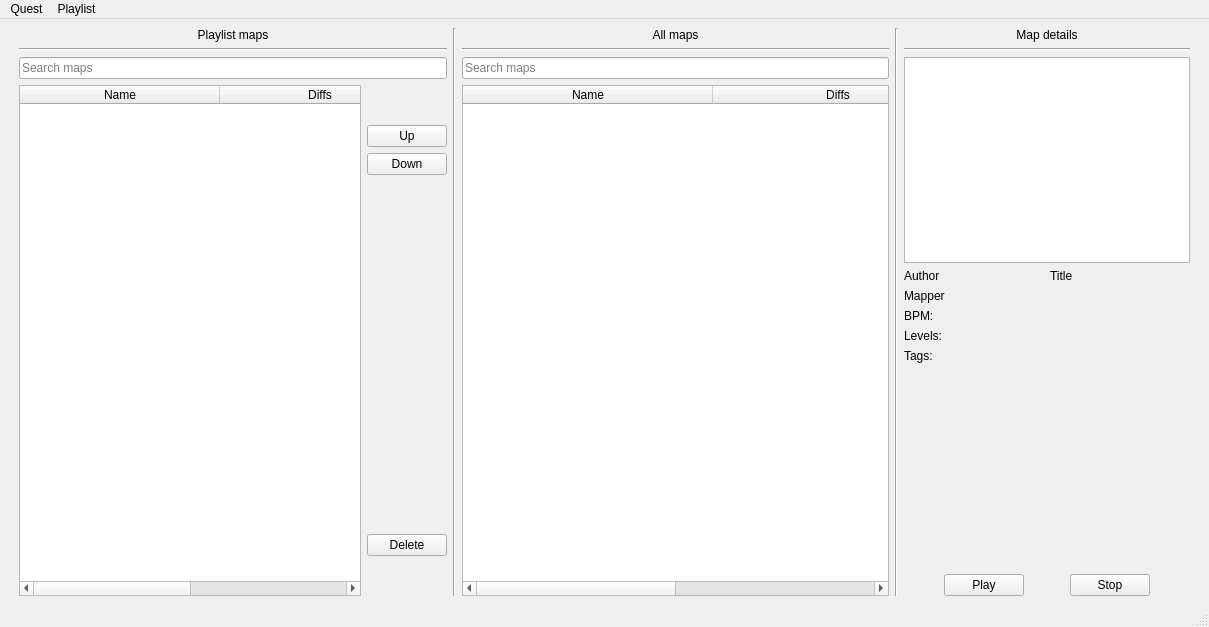
Unvire/Quest3-beatsaber-playlist-manager, file ui/main.ui: the form before one commit.
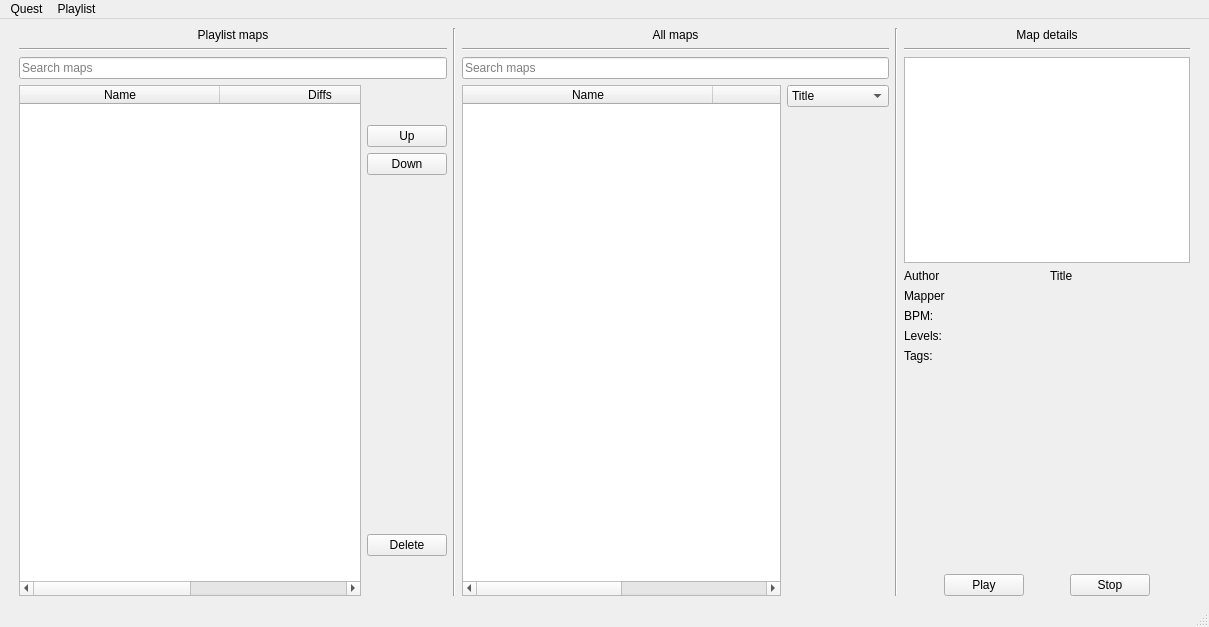
The form after the commit.

Commit message: adds combo box for sorting all maps

```diff
--- a/ui/main.ui
+++ b/ui/main.ui
@@ -23,7 +23,7 @@
    <property name="layoutDirection">
     <enum>Qt::LeftToRight</enum>
    </property>
-   <layout class="QHBoxLayout" name="horizontalLayout_6">
+   <layout class="QHBoxLayout" name="horizontalLayout_7">
     <item>
      <spacer name="horizontalSpacer_4">
       <property name="orientation">
@@ -225,6 +225,8 @@
          </widget>
         </item>
         <item>
+         <layout class="QHBoxLayout" name="horizontalLayout_6">
+          <item>
          <widget class="QTableWidget" name="allMapsTable">
           <property name="editTriggers">
            <set>QAbstractItemView::NoEditTriggers</set>
@@ -252,6 +254,59 @@
            </property>
           </column>
          </widget>
+          </item>
+          <item>
+           <layout class="QVBoxLayout" name="verticalLayout_3">
+            <item>
+             <widget class="QComboBox" name="sortAllMapsComboBox">
+              <item>
+               <property name="text">
+                <string>Title</string>
+               </property>
+              </item>
+              <item>
+               <property name="text">
+                <string>BPM</string>
+               </property>
+              </item>
+              <item>
+               <property name="text">
+                <string>Arthist</string>
+               </property>
+              </item>
+              <item>
+               <property name="text">
+                <string>Difficulty</string>
+               </property>
+              </item>
+              <item>
+               <property name="text">
+                <string>Ranked state</string>
+               </property>
+              </item>
+              <item>
+               <property name="text">
+                <string>Mapper</string>
+               </property>
+              </item>
+             </widget>
+            </item>
+            <item>
+             <spacer name="verticalSpacer_5">
+              <property name="orientation">
+               <enum>Qt::Vertical</enum>
+              </property>
+              <property name="sizeHint" stdset="0">
+               <size>
+                <width>20</width>
+                <height>40</height>
+               </size>
+              </property>
+             </spacer>
+            </item>
+           </layout>
+          </item>
+         </layout>
         </item>
        </layout>
       </item>
```
Lines whose indentation alone changed are shown as unchanged.
